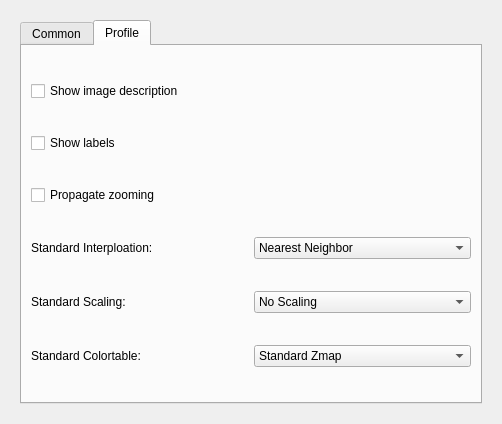
The window that forms/preferences.ui (isis-group/vast) describes before a commit, drawn with Qt 5.
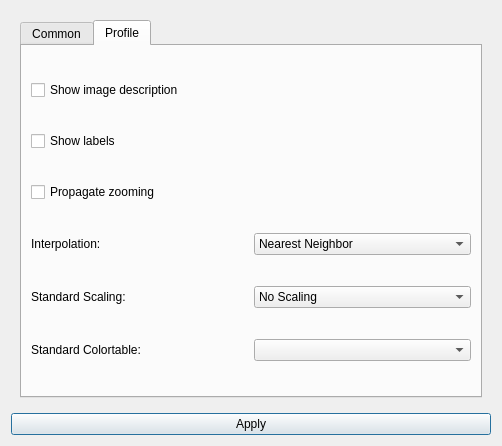
The same window after the commit. Icons and pictures are not drawn.

Commit message: add colormaps to preferences

The edit to the form file:
```diff
--- a/forms/preferences.ui
+++ b/forms/preferences.ui
@@ -7,7 +7,7 @@
     <x>0</x>
     <y>0</y>
     <width>502</width>
-    <height>424</height>
+    <height>446</height>
    </rect>
   </property>
   <property name="windowTitle">
@@ -80,7 +80,7 @@
           <item row="3" column="0">
            <widget class="QLabel" name="label_2">
             <property name="text">
-             <string>Standard Interploation:</string>
+             <string>Interpolation:</string>
             </property>
            </widget>
           </item>
@@ -132,24 +132,7 @@
            </widget>
           </item>
           <item row="5" column="1">
-           <widget class="QComboBox" name="comboBox">
-            <item>
-             <property name="text">
-              <string>Standard Zmap</string>
-             </property>
-             <property name="icon">
-              <iconset resource="../resources/viewer.qrc">
-               <normaloff>:/lut/lut_standard.png</normaloff>
-               <normalon>:/lut/lut_standard.png</normalon>
-               <disabledoff>:/lut/lut_standard.png</disabledoff>
-               <disabledon>:/lut/lut_standard.png</disabledon>
-               <activeoff>:/lut/lut_standard.png</activeoff>
-               <activeon>:/lut/lut_standard.png</activeon>
-               <selectedoff>:/lut/lut_standard.png</selectedoff>
-               <selectedon>:/lut/lut_standard.png</selectedon>:/lut/lut_standard.png</iconset>
-             </property>
-            </item>
-           </widget>
+           <widget class="QComboBox" name="comboBox"/>
           </item>
           <item row="5" column="0">
            <widget class="QLabel" name="label_4">
@@ -172,6 +155,13 @@
      </layout>
     </widget>
    </item>
+   <item>
+    <widget class="QPushButton" name="applyButton">
+     <property name="text">
+      <string>Apply</string>
+     </property>
+    </widget>
+   </item>
   </layout>
  </widget>
  <resources>
```
The commit also changes 25 other files.
